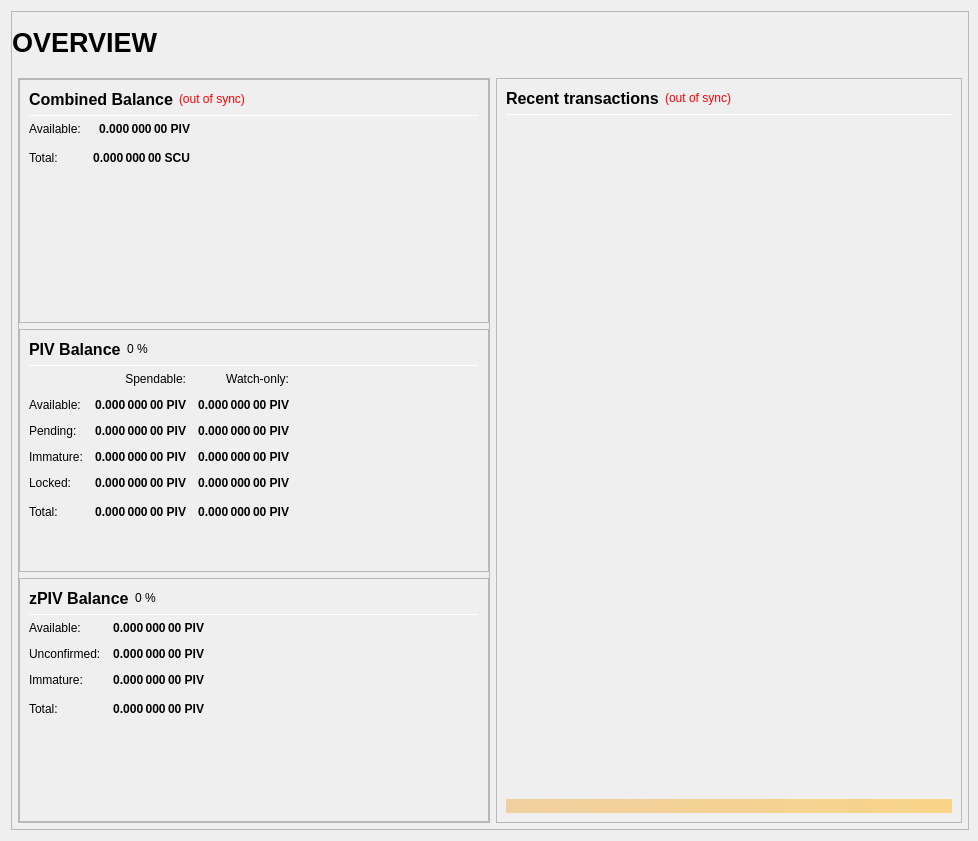
coinmenace/SCUCore, file src/qt/forms/overviewpage.ui: the form before one commit.
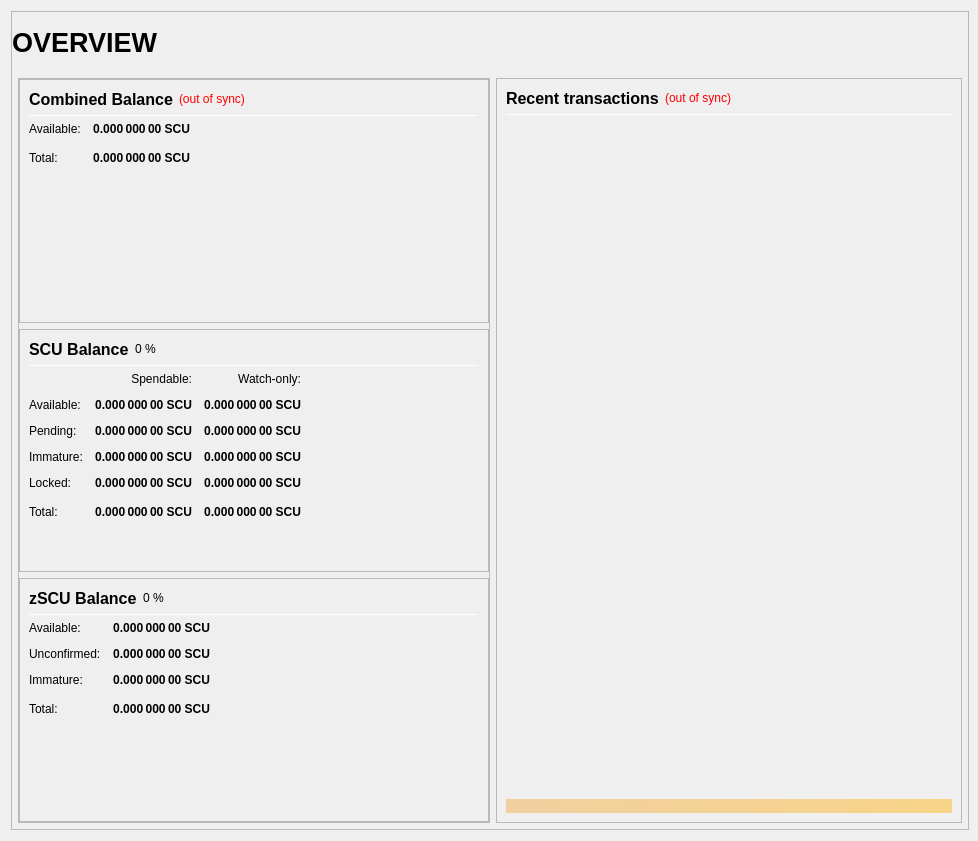
The form after the commit.

```diff
--- a/src/qt/forms/overviewpage.ui
+++ b/src/qt/forms/overviewpage.ui
@@ -333,7 +333,7 @@
                           <string>Your current spendable balance</string>
                          </property>
                          <property name="text">
-                          <string notr="true">0.000 000 00 PIV</string>
+                          <string notr="true">0.000 000 00 SCU</string>
                          </property>
                          <property name="alignment">
                           <set>Qt::AlignRight|Qt::AlignTrailing|Qt::AlignVCenter</set>
@@ -433,7 +433,7 @@
                           </font>
                          </property>
                          <property name="text">
-                          <string>PIV Balance</string>
+                          <string>SCU Balance</string>
                          </property>
                         </widget>
                        </item>
@@ -525,7 +525,7 @@
                           <string>Your current spendable balance</string>
                          </property>
                          <property name="text">
-                          <string notr="true">0.000 000 00 PIV</string>
+                          <string notr="true">0.000 000 00 SCU</string>
                          </property>
                          <property name="alignment">
                           <set>Qt::AlignRight|Qt::AlignTrailing|Qt::AlignVCenter</set>
@@ -550,7 +550,7 @@
                           <string>Your current balance in watch-only addresses</string>
                          </property>
                          <property name="text">
-                          <string notr="true">0.000 000 00 PIV</string>
+                          <string notr="true">0.000 000 00 SCU</string>
                          </property>
                          <property name="alignment">
                           <set>Qt::AlignRight|Qt::AlignTrailing|Qt::AlignVCenter</set>
@@ -582,7 +582,7 @@
                           <string>Total of transactions that have yet to be confirmed, and do not yet count toward the spendable balance</string>
                          </property>
                          <property name="text">
-                          <string notr="true">0.000 000 00 PIV</string>
+                          <string notr="true">0.000 000 00 SCU</string>
                          </property>
                          <property name="alignment">
                           <set>Qt::AlignRight|Qt::AlignTrailing|Qt::AlignVCenter</set>
@@ -607,7 +607,7 @@
                           <string>Unconfirmed transactions to watch-only addresses</string>
                          </property>
                          <property name="text">
-                          <string notr="true">0.000 000 00 PIV</string>
+                          <string notr="true">0.000 000 00 SCU</string>
                          </property>
                          <property name="alignment">
                           <set>Qt::AlignRight|Qt::AlignTrailing|Qt::AlignVCenter</set>
@@ -639,7 +639,7 @@
                           <string>Staked or masternode rewards that has not yet matured</string>
                          </property>
                          <property name="text">
-                          <string notr="true">0.000 000 00 PIV</string>
+                          <string notr="true">0.000 000 00 SCU</string>
                          </property>
                          <property name="alignment">
                           <set>Qt::AlignRight|Qt::AlignTrailing|Qt::AlignVCenter</set>
@@ -664,7 +664,7 @@
                           <string>Staked or masternode rewards in watch-only addresses that has not yet matured</string>
                          </property>
                          <property name="text">
-                          <string notr="true">0.000 000 00 PIV</string>
+                          <string notr="true">0.000 000 00 SCU</string>
                          </property>
                          <property name="alignment">
                           <set>Qt::AlignRight|Qt::AlignTrailing|Qt::AlignVCenter</set>
@@ -699,7 +699,7 @@
                           <string>Locked PIV or Masternode collaterals. These are excluded from zPIV minting.</string>
                          </property>
                          <property name="text">
-                          <string notr="true">0.000 000 00 PIV</string>
+                          <string notr="true">0.000 000 00 SCU</string>
                          </property>
                          <property name="alignment">
                           <set>Qt::AlignRight|Qt::AlignTrailing|Qt::AlignVCenter</set>
@@ -724,7 +724,7 @@
                           <string>Current locked balance in watch-only addresses</string>
                          </property>
                          <property name="text">
-                          <string notr="true">0.000 000 00 PIV</string>
+                          <string notr="true">0.000 000 00 SCU</string>
                          </property>
                          <property name="alignment">
                           <set>Qt::AlignRight|Qt::AlignTrailing|Qt::AlignVCenter</set>
@@ -759,7 +759,7 @@
                           <string>Your current Faith Coin balance, unconfirmed and immature transactions included</string>
                          </property>
                          <property name="text">
-                          <string notr="true">0.000 000 00 PIV</string>
+                          <string notr="true">0.000 000 00 SCU</string>
                          </property>
                          <property name="alignment">
                           <set>Qt::AlignRight|Qt::AlignTrailing|Qt::AlignVCenter</set>
@@ -784,7 +784,7 @@
                           <string>Current total balance in watch-only addresses</string>
                          </property>
                          <property name="text">
-                          <string notr="true">0.000 000 00 PIV</string>
+                          <string notr="true">0.000 000 00 SCU</string>
                          </property>
                          <property name="alignment">
                           <set>Qt::AlignRight|Qt::AlignTrailing|Qt::AlignVCenter</set>
@@ -852,7 +852,7 @@
                           </font>
                          </property>
                          <property name="text">
-                          <string>zPIV Balance</string>
+                          <string>zSCU Balance</string>
                          </property>
                         </widget>
                        </item>
@@ -926,7 +926,7 @@
 These zPIV are spendable.</string>
                          </property>
                          <property name="text">
-                          <string notr="true">0.000 000 00 PIV</string>
+                          <string notr="true">0.000 000 00 SCU</string>
                          </property>
                          <property name="alignment">
                           <set>Qt::AlignRight|Qt::AlignTrailing|Qt::AlignVCenter</set>
@@ -957,7 +957,7 @@
 Immature: confirmed, but less than 1 mint of the same denomination after it was minted</string>
                          </property>
                          <property name="text">
-                          <string notr="true">0.000 000 00 PIV</string>
+                          <string notr="true">0.000 000 00 SCU</string>
                          </property>
                          <property name="alignment">
                           <set>Qt::AlignRight|Qt::AlignTrailing|Qt::AlignVCenter</set>
@@ -988,7 +988,7 @@
 Immature: confirmed, but less than 1 mint of the same denomination after it was minted</string>
                          </property>
                          <property name="text">
-                          <string notr="true">0.000 000 00 PIV</string>
+                          <string notr="true">0.000 000 00 SCU</string>
                          </property>
                          <property name="alignment">
                           <set>Qt::AlignRight|Qt::AlignTrailing|Qt::AlignVCenter</set>
@@ -1020,7 +1020,7 @@
                           <string>Your current zPIV balance, unconfirmed and immature zPIV included.</string>
                          </property>
                          <property name="text">
-                          <string notr="true">0.000 000 00 PIV</string>
+                          <string notr="true">0.000 000 00 SCU</string>
                          </property>
                          <property name="alignment">
                           <set>Qt::AlignRight|Qt::AlignTrailing|Qt::AlignVCenter</set>
```
Left out of the diff: 16 changed lines with no effect on the pictures.
